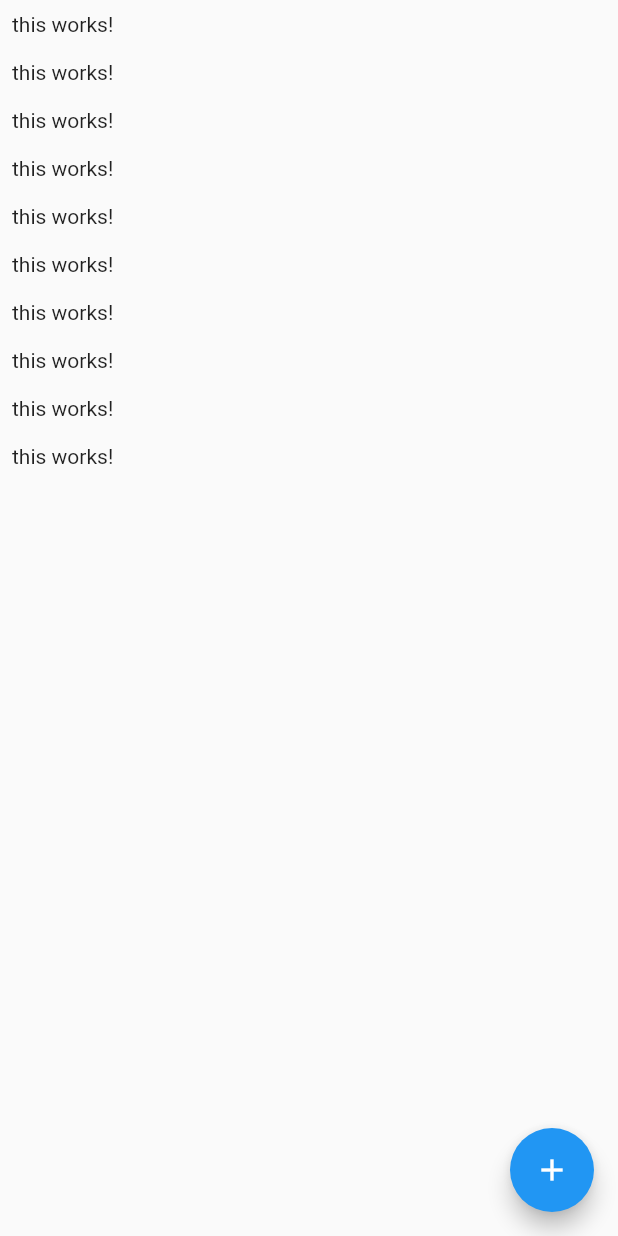
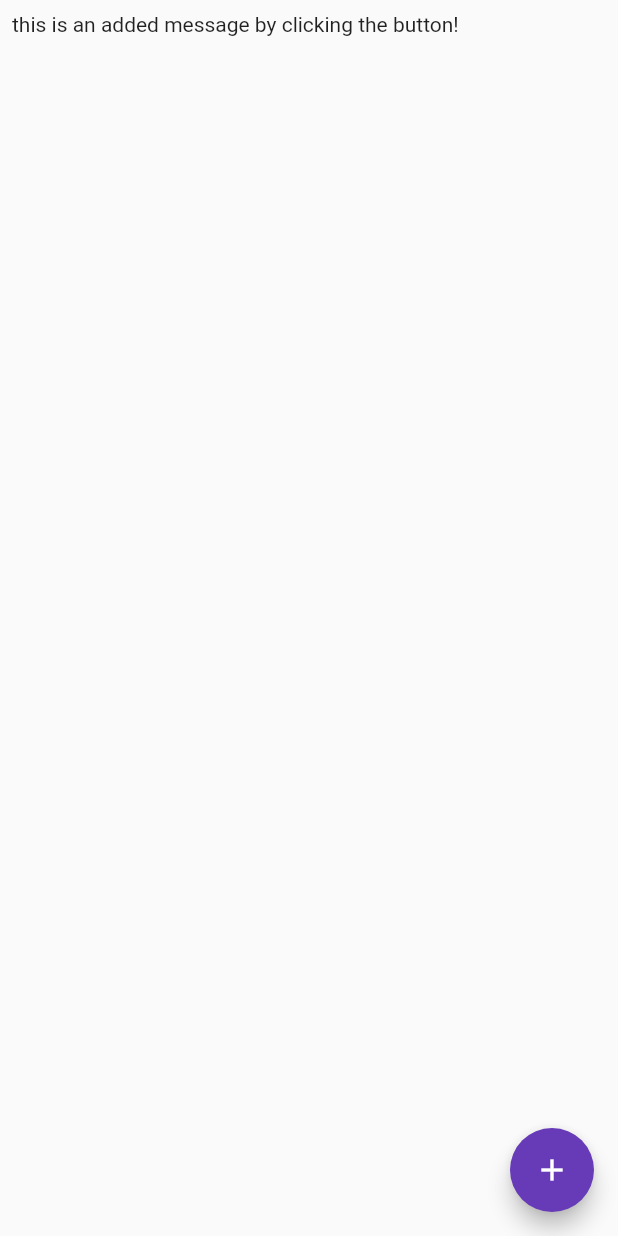
Before and after one commit to AhmedMostafaMohamed/firebase-chat_app-project, a Flutter app: the ChatScreen screen opened directly, after a tap on the "add" icon, on a phone screen of 412 x 824 dp. Run offline on Flutter 3.47's test engine with Material 2 defaults, Android fonts, the phone set to English and light mode, and no system bars; our stand-ins replace cloud_firestore, firebase_core; accounts and stored records are empty.

```diff
--- a/chat_app/lib/screens/chat_screen.dart
+++ b/chat_app/lib/screens/chat_screen.dart
@@ -5,27 +5,37 @@
 import 'package:cloud_firestore/cloud_firestore.dart';
 
 class ChatScreen extends StatelessWidget {
-  final ins = FirebaseFirestore.instance;
-  ChatScreen({super.key});
+  const ChatScreen({super.key});
 
   @override
   Widget build(BuildContext context) {
     return Scaffold(
-      body: ListView.builder(
-          itemCount: 10,
-          itemBuilder: (contex, index) => Container(
-                padding: EdgeInsets.all(8.0),
-                child: Text('this works!'),
-              )),
+      body: StreamBuilder(
+        stream: FirebaseFirestore.instance
+            .collection('chats/PdA7M9g4gpDsGjlIWK82/messages')
+            .snapshots(),
+        builder: (ctx, StreamSnapshot) {
+          if (StreamSnapshot.connectionState == ConnectionState.waiting) {
+            return Center(
+              child: CircularProgressIndicator(),
+            );
+          }
+          final documents = StreamSnapshot.data?.docs;
+          return ListView.builder(
+              itemCount: documents?.length,
+              itemBuilder: (contex, index) => Container(
+                    padding: EdgeInsets.all(8.0),
+                    child: Text(documents![index]['text']),
+                  ));
+        },
+      ),
       floatingActionButton: FloatingActionButton(
         child: Icon(Icons.add),
         onPressed: (() {
-          ins
-              .collection('chats/G70r5r6DoEM8PjkHHNCI/messages')
-              .snapshots()
-              .listen((event) {
-            print(event);
-          });
+          FirebaseFirestore.instance
+              .collection('chats/PdA7M9g4gpDsGjlIWK82/messages')
+              .add(
+                  {'text': 'this is an added message by clicking the button!'});
         }),
       ),
     );
```
Also changed, not shown: chat_app/lib/main.dart (+11 -3 lines), chat_app/lib/screens/auth_screen.dart (+22 -0 lines), chat_app/lib/widgets/auth/auth_form.dart (added, +103 -0 lines).
